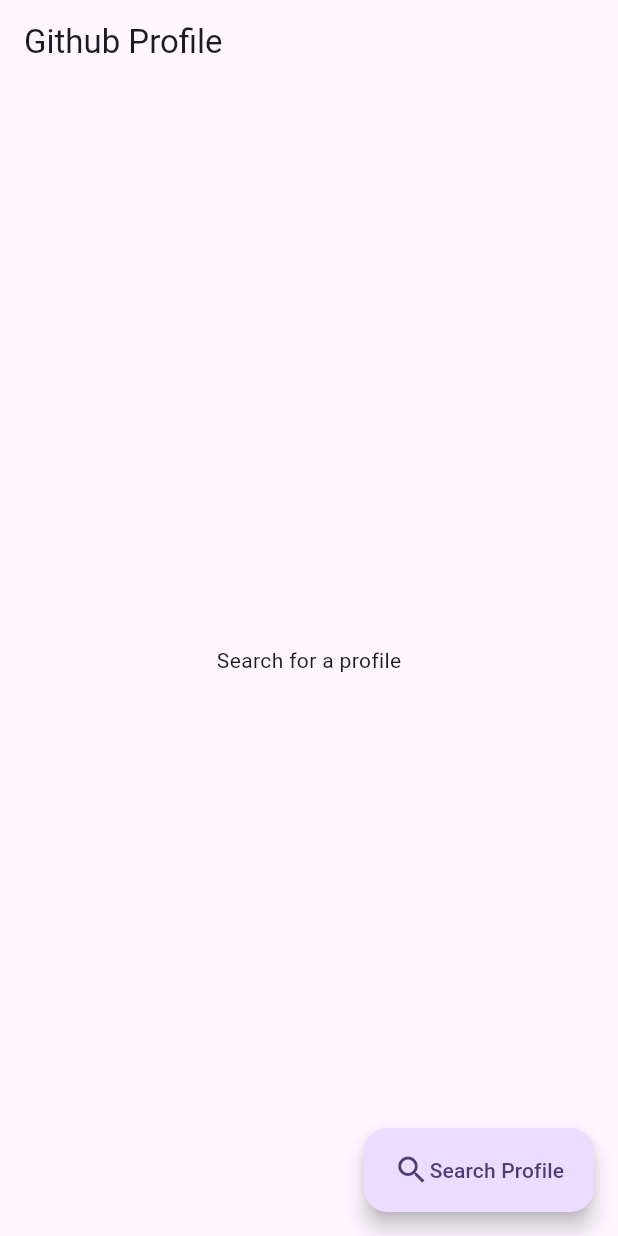
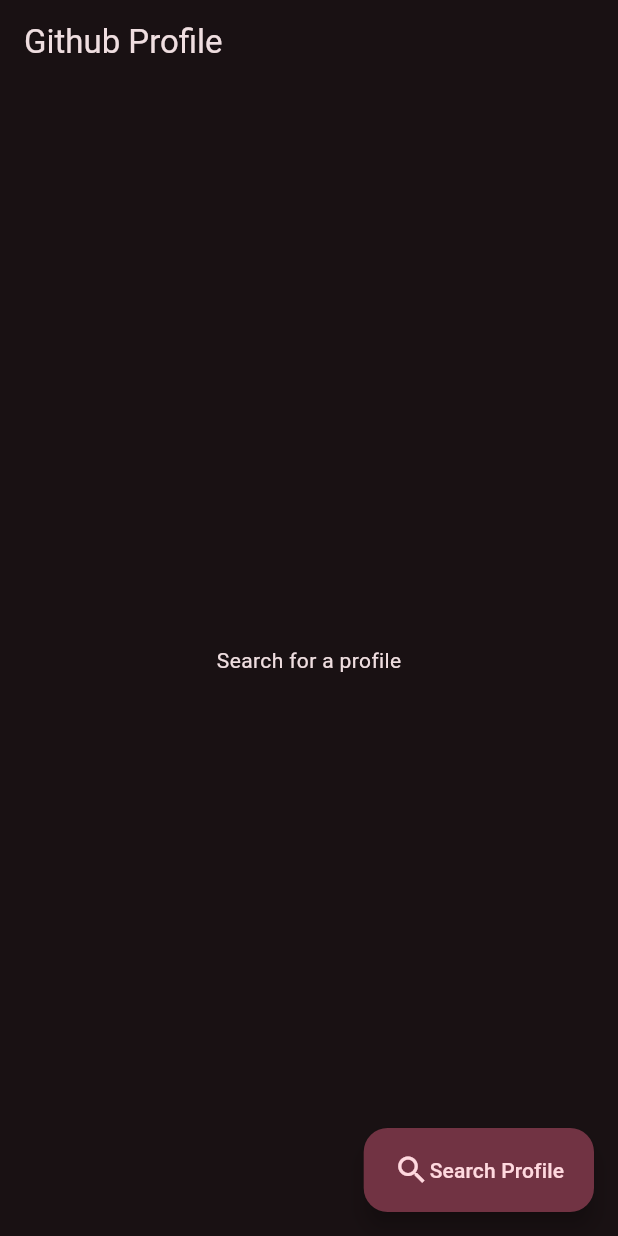
Before and after one commit to RomjanHossain/gh-iNiLabs, a Flutter app: the screen it shows after launch, on a phone screen of 412 x 824 dp. Run offline on Flutter 3.47's test engine with Material 2 defaults, Android fonts, the phone set to English and light mode, and no system bars; our stand-ins replace bloc, flutter_bloc.

Commit message:
theme mode and consumer

```diff
--- a/lib/my_app.dart
+++ b/lib/my_app.dart
@@ -1,5 +1,6 @@
 import 'package:flutter/material.dart';
 import 'package:flutter_bloc/flutter_bloc.dart';
+import 'package:gh/bloc/dark_mode/cubit/theme_mode_cubit.dart';
 import 'package:gh/bloc/github_fetch/github_profile_bloc.dart';
 import 'package:gh/screens/homepage/homepage.dart';
 
@@ -11,14 +12,24 @@
     return MultiBlocProvider(
       providers: [
         BlocProvider(create: (context) => GithubProfileBloc()),
+        BlocProvider(create: (context) => ThemeModeCubit()),
       ],
-      child: MaterialApp(
-        title: 'Flutter Demo',
-        theme: ThemeData(
-          colorScheme: ColorScheme.fromSeed(seedColor: Colors.deepPurple),
-          useMaterial3: true,
-        ),
-        home: MyHomePage(),
+      child: BlocConsumer<ThemeModeCubit, bool>(
+        listener: (context, state) {},
+        builder: (context, state) {
+          return MaterialApp(
+            debugShowCheckedModeBanner: false,
+            title: 'Flutter Demo',
+            theme: ThemeData(
+              colorScheme: ColorScheme.fromSeed(
+                seedColor: Colors.pinkAccent,
+                brightness: state ? Brightness.light : Brightness.dark,
+              ),
+              useMaterial3: true,
+            ),
+            home: MyHomePage(),
+          );
+        },
       ),
     );
   }
```
